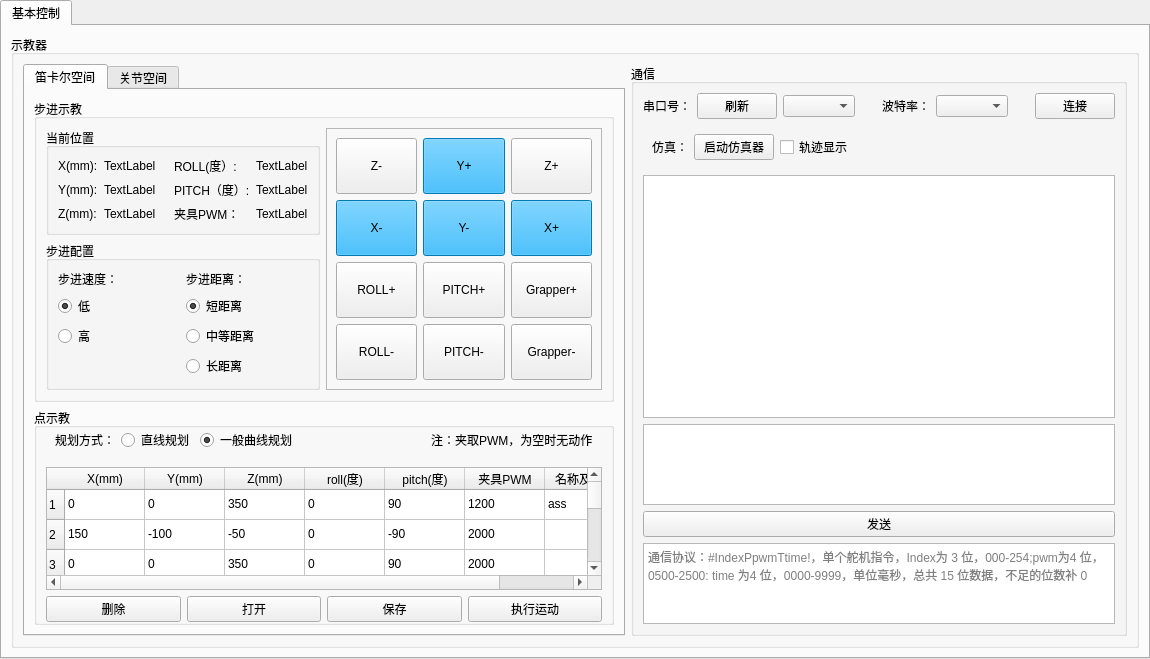
Old version of the form ui/mainWindow.ui in the repository EnochxynL/NEU_ZLArm.
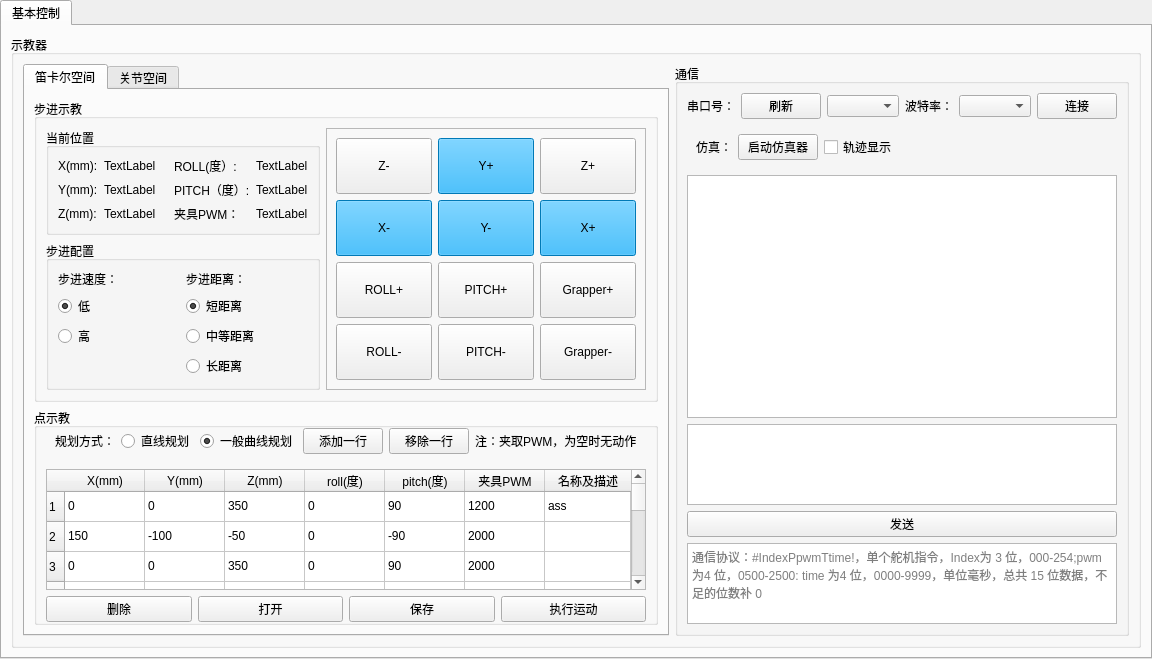
New version of the form.

Commit message: 添加和删除行

What changed in the file:
```diff
--- a/ui/mainWindow.ui
+++ b/ui/mainWindow.ui
@@ -113,17 +113,18 @@
                      </widget>
                     </item>
                     <item>
-                     <spacer name="horizontalSpacer_3">
-                      <property name="orientation">
-                       <enum>Qt::Horizontal</enum>
+                     <widget class="QPushButton" name="pushButton_add">
+                      <property name="text">
+                       <string>添加一行</string>
                       </property>
-                      <property name="sizeHint" stdset="0">
-                       <size>
-                        <width>40</width>
-                        <height>20</height>
-                       </size>
+                     </widget>
+                    </item>
+                    <item>
+                     <widget class="QPushButton" name="pushButton_remove">
+                      <property name="text">
+                       <string>移除一行</string>
                       </property>
-                     </spacer>
+                     </widget>
                     </item>
                     <item>
                      <widget class="QLabel" name="label_11">
```
Left out of the diff: 4 changed lines with no effect on the pictures. The commit also changes 2 other files.
